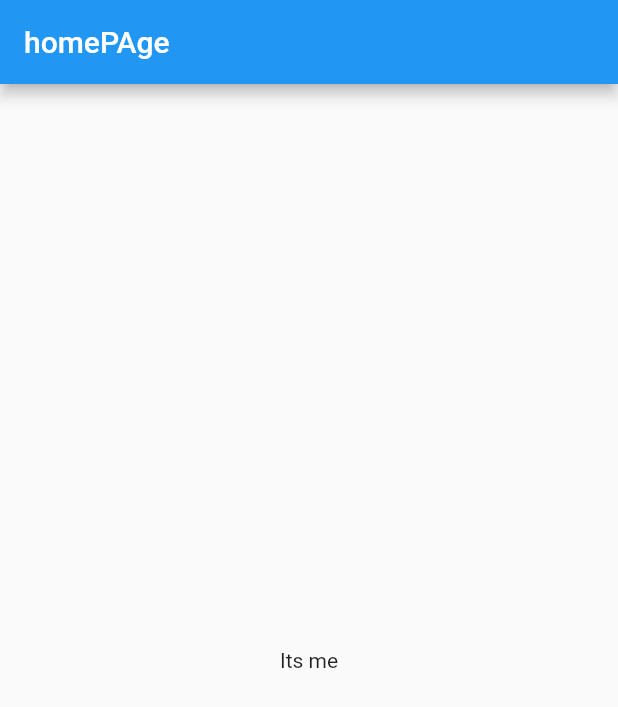
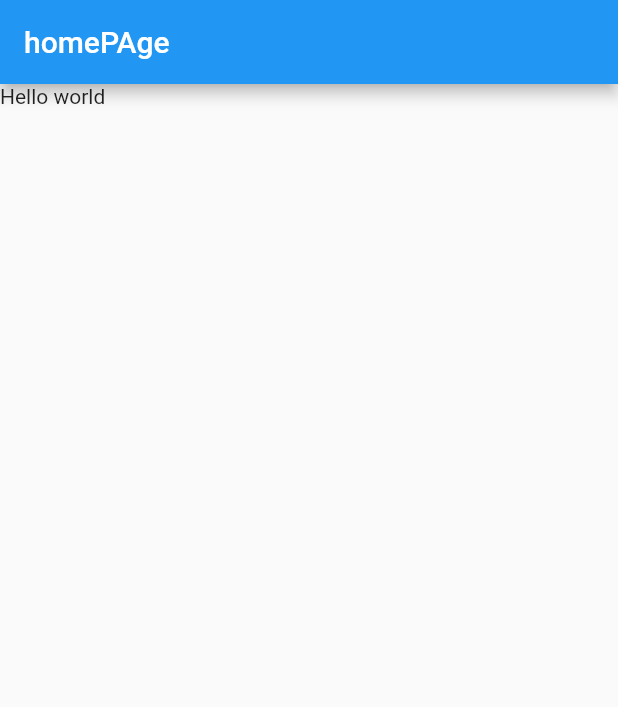
Before and after one commit to roshan1960701/tetsing, a Flutter app: the screen it shows after launch, on a phone screen of 412 x 824 dp. Shown: the top 707 px of the screen. Run offline on Flutter 3.47's test engine with Material 2 defaults, Android fonts, the phone set to English and light mode, and no system bars.

Commit message:
create new file

```diff
--- a/lib/homePage.dart
+++ b/lib/homePage.dart
@@ -14,8 +14,11 @@ class _HomePageState extends State<HomePage> {
       appBar: AppBar(
         title: Text('homePAge'),
       ),
-      body: Center(
-        child: Text('Its me'),
+      body: Column(
+        children: [
+          Text('Hello world'),
+
+        ],
       ),
     );
   }
```
Also changed, not shown: lib/profileScreen.dart (added, +22 -0 lines).
